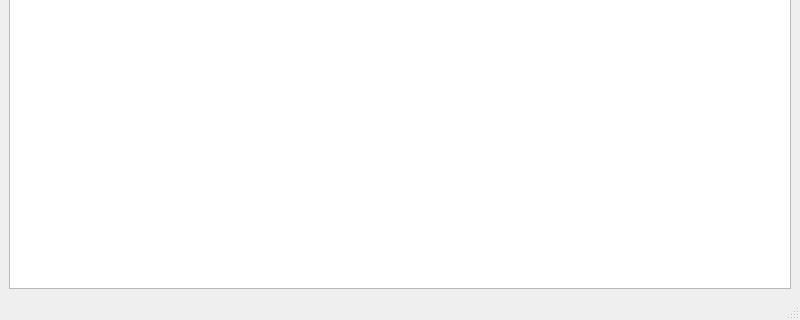
This is src/ui/mainWindow.ui in Marcelotsvaz/nbr-5410-calculator as Qt 5 draws it before an edit; both pictures show x 0 to 800 and y 280 to 600 of the 800 by 600 pixel window. The edited form follows.
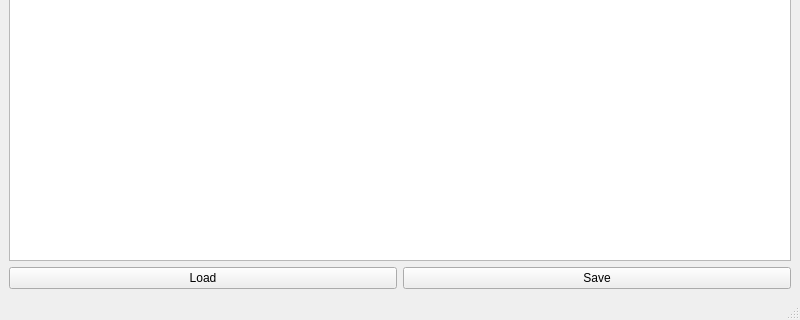
This is the edited form.

Commit message: Implement save and load

Diff of the .ui file:
```diff
--- a/src/ui/mainWindow.ui
+++ b/src/ui/mainWindow.ui
@@ -15,7 +15,21 @@
   </property>
   <widget class="QWidget" name="centralWidget">
    <layout class="QGridLayout" name="gridLayout">
-    <item row="1" column="0">
+    <item row="2" column="3">
+     <widget class="QPushButton" name="saveButtion">
+      <property name="text">
+       <string>Save</string>
+      </property>
+     </widget>
+    </item>
+    <item row="2" column="2">
+     <widget class="QPushButton" name="loadButton">
+      <property name="text">
+       <string>Load</string>
+      </property>
+     </widget>
+    </item>
+    <item row="1" column="2" colspan="2">
      <widget class="QTableView" name="tableView">
       <property name="alternatingRowColors">
        <bool>true</bool>
```
Left out of the diff: 39 changed lines with no effect on the pictures. The commit also changes 5 other files.
